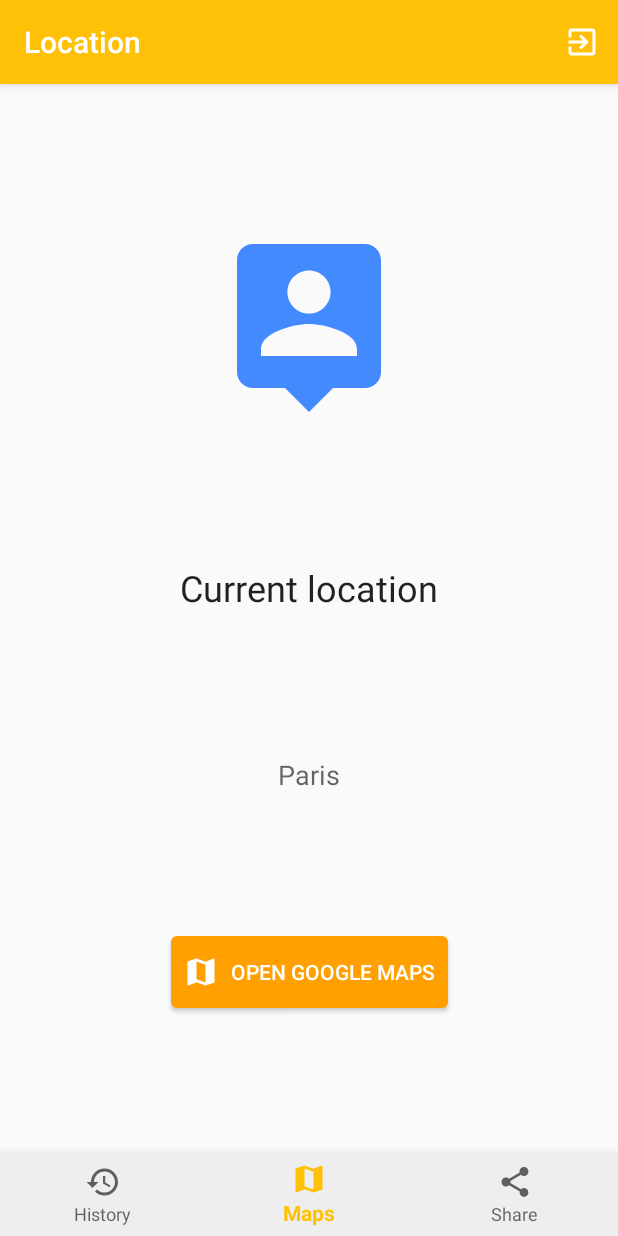
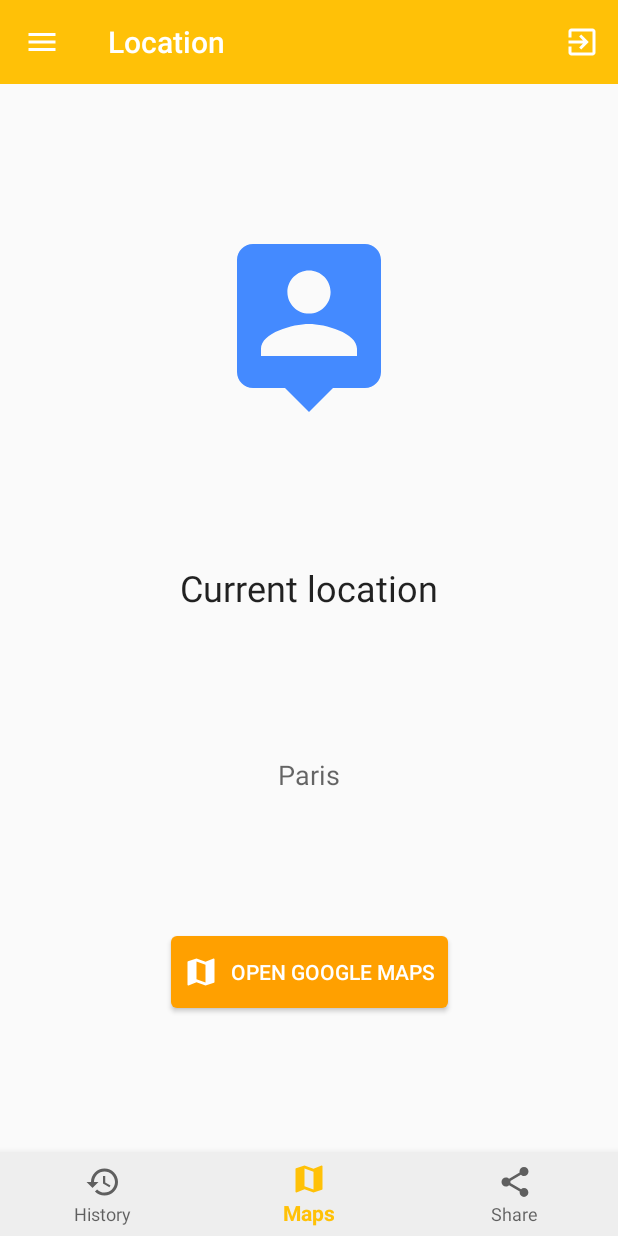
Before and after one commit to PiotrFLEURY/Location, an Android app: the MainActivity screen opened directly, with no data from a screen before it, item 2 of the bottom bar chosen, on a phone screen of 412 x 824 dp. Run offline under Robolectric (Android 15) with nearby library versions, the phone set to English and light mode, and no system bars; our stand-ins replace Firebase (no records; nobody signed in at launch, a user with empty details on screens opened directly).

Commit message:
add navigation drawer

```diff
--- a/app/src/main/java/fr/piotr/location/MainActivity.kt
+++ b/app/src/main/java/fr/piotr/location/MainActivity.kt
@@ -20,6 +20,14 @@ import kotlinx.android.synthetic.main.activity_main.*
 import android.content.Context.ACTIVITY_SERVICE
 import android.app.ActivityManager
 import android.content.Context
+import kotlinx.android.synthetic.main.drawer_layout.*
+import android.support.v4.view.GravityCompat
+import android.view.Gravity
+import android.widget.TextView
+import fr.piotr.location.database.userEmail
+import fr.piotr.location.database.userName
+import fr.piotr.location.fragments.UserProfileFragment
+import kotlinx.android.synthetic.main.drawer_header.*
 
 
 const val REQUEST_PERMISSION_ACCESS_FINE_LOCATION = 1
@@ -45,7 +53,12 @@ class MainActivity : AppCompatActivity() {
 
     override fun onCreate(savedInstanceState: Bundle?) {
         super.onCreate(savedInstanceState)
-        setContentView(R.layout.activity_main)
+        setContentView(R.layout.drawer_layout)
+        setSupportActionBar(toolbar)
+        val actionbar = supportActionBar
+        actionbar!!.setDisplayHomeAsUpEnabled(true)
+        actionbar.setHomeAsUpIndicator(R.drawable.ic_menu_white_24dp)
+
 
         supportFragmentManager
                 .beginTransaction()
@@ -74,7 +87,10 @@ class MainActivity : AppCompatActivity() {
 
     override fun onResume() {
         super.onResume()
+        nav_view.getHeaderView(0).findViewById<TextView>(R.id.tv_drawer_header_user_email).text = userEmail()
+        nav_view.getHeaderView(0).findViewById<TextView>(R.id.tv_drawer_header_user_name).text = userName()
         bottomNavigationView.setOnNavigationItemSelectedListener { item -> onNavigationItemSelected(item) }
+        nav_view.setNavigationItemSelectedListener { item -> onDrawerNavigationItemSelected(item) }
     }
 
     override fun onPause() {
@@ -88,8 +104,12 @@ class MainActivity : AppCompatActivity() {
     }
 
     override fun onOptionsItemSelected(item: MenuItem?): Boolean {
-        if(item?.itemId==R.id.menu_exit){
-            signOut()
+        when (item?.itemId) {
+            android.R.id.home -> {
+                drawer_layout.openDrawer(GravityCompat.START)
+                return true
+            }
+            R.id.menu_exit -> signOut()
         }
         return super.onOptionsItemSelected(item)
     }
@@ -110,6 +130,18 @@ class MainActivity : AppCompatActivity() {
         return true
     }
 
+    private fun onDrawerNavigationItemSelected(item: MenuItem): Boolean {
+        when(item.itemId){
+            R.id.drawer_menu_profile -> openProfile()
+        }
+        return true
+    }
+
+    private fun openProfile() {
+        drawer_layout.closeDrawer(GravityCompat.START)
+        UserProfileFragment().show(supportFragmentManager, "UserProfileFragment")
+    }
+
     private fun getFragment(itemId: Int): Fragment? {
         return when(itemId){
             R.id.menu_history -> historyFragment
--- /dev/null
+++ b/app/src/main/res/drawable/ic_menu_white_24dp.xml
@@ -0,0 +1,5 @@
+<vector android:height="24dp" android:tint="#FFFFFF"
+    android:viewportHeight="24.0" android:viewportWidth="24.0"
+    android:width="24dp" xmlns:android="http://schemas.android.com/apk/res/android">
+    <path android:fillColor="#FF000000" android:pathData="M3,18h18v-2L3,16v2zM3,13h18v-2L3,11v2zM3,6v2h18L21,6L3,6z"/>
+</vector>
--- /dev/null
+++ b/app/src/main/res/layout/drawer_layout.xml
@@ -0,0 +1,44 @@
+<?xml version="1.0" encoding="utf-8"?>
+<android.support.v4.widget.DrawerLayout xmlns:android="http://schemas.android.com/apk/res/android"
+    android:id="@+id/drawer_layout"
+    android:layout_width="match_parent"
+    android:layout_height="match_parent"
+    android:fitsSystemWindows="true"
+    xmlns:app="http://schemas.android.com/apk/res-auto">
+
+    <!-- -->
+
+    <LinearLayout
+        android:id="@+id/content_frame"
+        android:layout_width="match_parent"
+        android:layout_height="match_parent"
+        android:orientation="vertical">
+
+        <android.support.v7.widget.Toolbar
+            android:id="@+id/toolbar"
+            android:layout_width="match_parent"
+            android:layout_height="?android:attr/actionBarSize"
+            android:background="?android:attr/colorPrimary"
+            app:title="@string/app_name"
+            app:titleTextColor="@color/white"
+            android:theme="@style/ThemeOverlay.AppCompat.ActionBar" />
+
+        <include
+            layout="@layout/activity_main"/>
+
+    </LinearLayout>
+
+
+    <!-- -->
+
+    <android.support.design.widget.NavigationView
+        android:id="@+id/nav_view"
+        android:layout_width="match_parent"
+        android:layout_height="match_parent"
+        android:layout_gravity="start"
+        android:fitsSystemWindows="true"
+        app:headerLayout="@layout/drawer_header"
+        app:menu="@menu/drawer_menu"
+        />
+
+</android.support.v4.widget.DrawerLayout>
--- /dev/null
+++ b/app/src/main/res/menu/drawer_menu.xml
@@ -0,0 +1,8 @@
+<?xml version="1.0" encoding="utf-8"?>
+<menu xmlns:android="http://schemas.android.com/apk/res/android">
+
+    <item android:id="@+id/drawer_menu_profile"
+        android:icon="@drawable/ic_person_black_24dp"
+        android:title="@string/profile"/>
+
+</menu>
--- a/app/src/main/res/values/strings.xml
+++ b/app/src/main/res/values/strings.xml
@@ -53,4 +53,5 @@
     <string name="ok">OK</string>
     <string name="gps_disabled_message">You have to activate GPS to continue</string>
     <string name="enable_gps">Activer le GPS</string>
+    <string name="profile">Profile</string>
 </resources>
--- a/app/src/main/res/values/styles.xml
+++ b/app/src/main/res/values/styles.xml
@@ -1,7 +1,7 @@
 <resources>
 
     <!-- Base application theme. -->
-    <style name="AppTheme" parent="Theme.AppCompat.Light.DarkActionBar">
+    <style name="AppTheme" parent="Theme.AppCompat.Light.NoActionBar">
         <!-- Customize your theme here. -->
         <item name="colorPrimary">@color/primary</item>
         <item name="colorPrimaryDark">@color/primary_dark</item>
```
Also changed, not shown: app/src/main/res/drawable/drawer_bg.xml (added, +13 -0 lines), app/src/main/res/layout/drawer_header.xml (added, +49 -0 lines).
